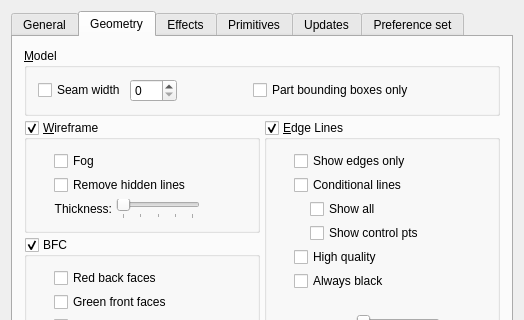
Above: ldvlib/LDVQt/LDVPreferencesPanel.ui from trevorsandy/lpub3d-ci before the change; both pictures show x 0 to 524 and y 0 to 320 of the 524 by 607 pixel window. Below: the same form after it.
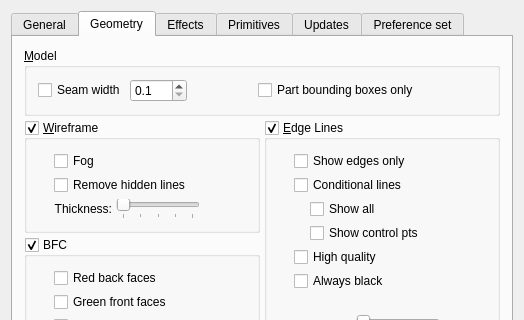
That is the form after the change. The open tabs and pages were chosen to show the change. Icons and pictures are not drawn.

Commit message: Convert LDView Preference Seams to decimal - from integer in UI  [ticket]

The edit to the form file:
```diff
--- a/ldvlib/LDVQt/LDVPreferencesPanel.ui
+++ b/ldvlib/LDVQt/LDVPreferencesPanel.ui
@@ -794,9 +794,15 @@
              </widget>
             </item>
             <item>
-             <widget class="QSpinBox" name="seamWidthSpin">
-              <property name="maximum">
-               <number>500</number>
+             <widget class="QDoubleSpinBox" name="seamWidthDoubleSpin">
+              <property name="decimals">
+               <number>1</number>
+              </property>
+              <property name="minimum">
+               <double>0.100000000000000</double>
+              </property>
+              <property name="singleStep">
+               <double>0.100000000000000</double>
               </property>
              </widget>
             </item>
```
Left out of the diff: 4 changed lines with no effect on the pictures. The commit also changes 1 other file.
